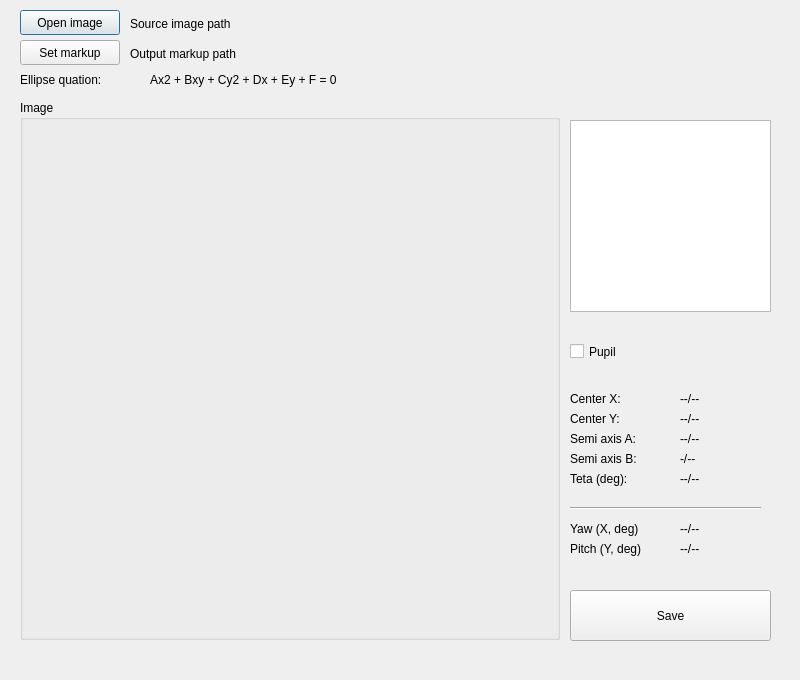
Old version of the form pupil_markup.ui in the repository iolkhovsky/eye_tracker.
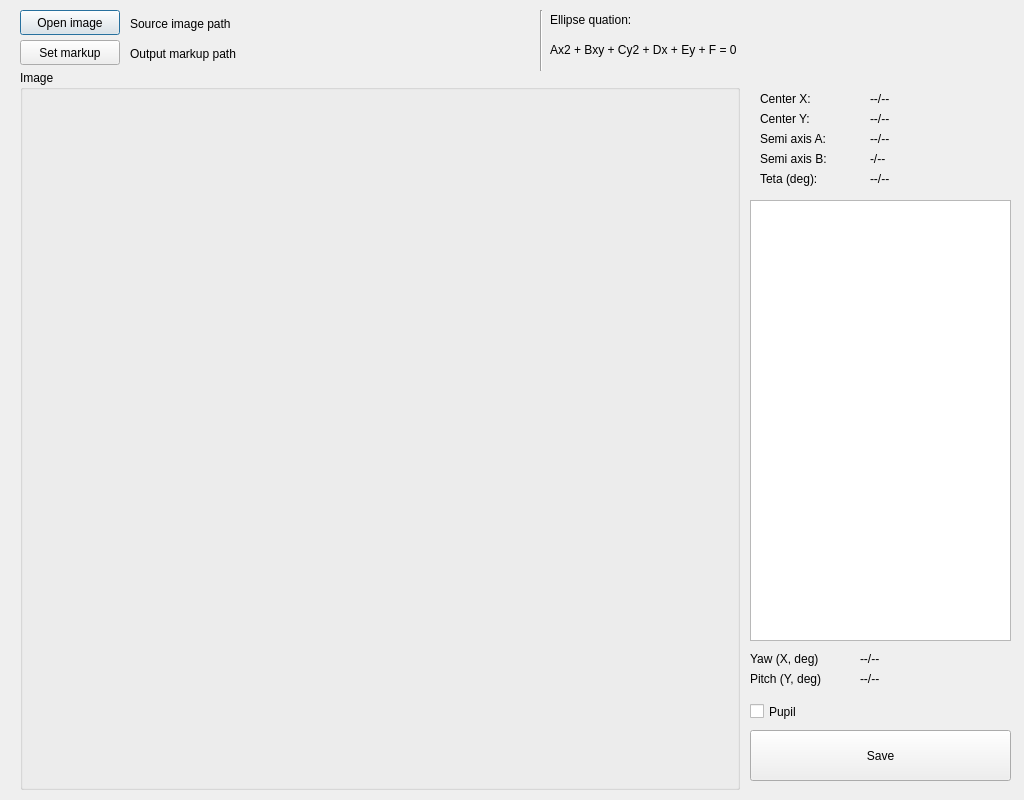
New version of the form.

Commit message: Update markup tool ui

Patch:
```diff
--- a/pupil_markup.ui
+++ b/pupil_markup.ui
@@ -6,8 +6,8 @@
    <rect>
     <x>0</x>
     <y>0</y>
-    <width>800</width>
-    <height>680</height>
+    <width>1024</width>
+    <height>800</height>
    </rect>
   </property>
   <property name="windowTitle">
@@ -30,9 +30,9 @@
    <property name="geometry">
     <rect>
      <x>20</x>
-     <y>100</y>
-     <width>540</width>
-     <height>540</height>
+     <y>70</y>
+     <width>720</width>
+     <height>720</height>
     </rect>
    </property>
    <property name="title">
@@ -43,8 +43,8 @@
      <rect>
       <x>10</x>
       <y>30</y>
-      <width>500</width>
-      <height>500</height>
+      <width>670</width>
+      <height>670</height>
      </rect>
     </property>
     <property name="text">
@@ -55,8 +55,8 @@
   <widget class="QLabel" name="labelEllipseEquation">
    <property name="geometry">
     <rect>
-     <x>150</x>
-     <y>70</y>
+     <x>550</x>
+     <y>40</y>
      <width>450</width>
      <height>20</height>
     </rect>
@@ -68,8 +68,8 @@
   <widget class="QLabel" name="labelEllipseEquationText">
    <property name="geometry">
     <rect>
-     <x>20</x>
-     <y>70</y>
+     <x>550</x>
+     <y>10</y>
      <width>110</width>
      <height>20</height>
     </rect>
@@ -120,9 +120,9 @@
   <widget class="QPushButton" name="pushButtonSaveMarkup">
    <property name="geometry">
     <rect>
-     <x>570</x>
-     <y>590</y>
-     <width>201</width>
+     <x>750</x>
+     <y>730</y>
+     <width>261</width>
      <height>51</height>
     </rect>
    </property>
@@ -133,8 +133,8 @@
   <widget class="QLabel" name="label_center_x_text">
    <property name="geometry">
     <rect>
-     <x>570</x>
-     <y>390</y>
+     <x>760</x>
+     <y>90</y>
      <width>67</width>
      <height>17</height>
     </rect>
@@ -146,8 +146,8 @@
   <widget class="QLabel" name="label_center_y_text">
    <property name="geometry">
     <rect>
-     <x>570</x>
-     <y>410</y>
+     <x>760</x>
+     <y>110</y>
      <width>67</width>
      <height>17</height>
     </rect>
@@ -159,8 +159,8 @@
   <widget class="QLabel" name="label_semi_a_text">
    <property name="geometry">
     <rect>
-     <x>570</x>
-     <y>430</y>
+     <x>760</x>
+     <y>130</y>
      <width>91</width>
      <height>17</height>
     </rect>
@@ -172,8 +172,8 @@
   <widget class="QLabel" name="label_semi_b_text">
    <property name="geometry">
     <rect>
-     <x>570</x>
-     <y>450</y>
+     <x>760</x>
+     <y>150</y>
      <width>91</width>
      <height>17</height>
     </rect>
@@ -185,8 +185,8 @@
   <widget class="QLabel" name="label_teta_text">
    <property name="geometry">
     <rect>
-     <x>570</x>
-     <y>470</y>
+     <x>760</x>
+     <y>170</y>
      <width>91</width>
      <height>17</height>
     </rect>
@@ -198,8 +198,8 @@
   <widget class="QLabel" name="label_center_x">
    <property name="geometry">
     <rect>
-     <x>680</x>
-     <y>390</y>
+     <x>870</x>
+     <y>90</y>
      <width>67</width>
      <height>17</height>
     </rect>
@@ -211,8 +211,8 @@
   <widget class="QLabel" name="label_center_y">
    <property name="geometry">
     <rect>
-     <x>680</x>
-     <y>410</y>
+     <x>870</x>
+     <y>110</y>
      <width>67</width>
      <height>17</height>
     </rect>
@@ -224,8 +224,8 @@
   <widget class="QLabel" name="label_semi_a">
    <property name="geometry">
     <rect>
-     <x>680</x>
-     <y>430</y>
+     <x>870</x>
+     <y>130</y>
      <width>91</width>
      <height>17</height>
     </rect>
@@ -237,8 +237,8 @@
   <widget class="QLabel" name="label_semi_b">
    <property name="geometry">
     <rect>
-     <x>680</x>
-     <y>450</y>
+     <x>870</x>
+     <y>150</y>
      <width>91</width>
      <height>17</height>
     </rect>
@@ -250,8 +250,8 @@
   <widget class="QLabel" name="label_teta">
    <property name="geometry">
     <rect>
-     <x>680</x>
-     <y>470</y>
+     <x>870</x>
+     <y>170</y>
      <width>91</width>
      <height>17</height>
     </rect>
@@ -260,24 +260,11 @@
     <string>--/--</string>
    </property>
   </widget>
-  <widget class="Line" name="line">
-   <property name="geometry">
-    <rect>
-     <x>570</x>
-     <y>500</y>
-     <width>191</width>
-     <height>16</height>
-    </rect>
-   </property>
-   <property name="orientation">
-    <enum>Qt::Horizontal</enum>
-   </property>
-  </widget>
   <widget class="QLabel" name="label_yaw">
    <property name="geometry">
     <rect>
-     <x>680</x>
-     <y>520</y>
+     <x>860</x>
+     <y>650</y>
      <width>67</width>
      <height>17</height>
     </rect>
@@ -289,8 +276,8 @@
   <widget class="QLabel" name="label_pitch">
    <property name="geometry">
     <rect>
-     <x>680</x>
-     <y>540</y>
+     <x>860</x>
+     <y>670</y>
      <width>67</width>
      <height>17</height>
     </rect>
@@ -302,8 +289,8 @@
   <widget class="QLabel" name="label_pitch_text">
    <property name="geometry">
     <rect>
-     <x>570</x>
-     <y>540</y>
+     <x>750</x>
+     <y>670</y>
      <width>101</width>
      <height>17</height>
     </rect>
@@ -315,8 +302,8 @@
   <widget class="QLabel" name="label_yaw_text">
    <property name="geometry">
     <rect>
-     <x>570</x>
-     <y>520</y>
+     <x>750</x>
+     <y>650</y>
      <width>91</width>
      <height>17</height>
     </rect>
@@ -328,18 +315,18 @@
   <widget class="QListWidget" name="listWidgetAvailableImages">
    <property name="geometry">
     <rect>
-     <x>570</x>
-     <y>120</y>
-     <width>201</width>
-     <height>192</height>
+     <x>750</x>
+     <y>200</y>
+     <width>261</width>
+     <height>441</height>
     </rect>
    </property>
   </widget>
   <widget class="QCheckBox" name="checkBoxPupil">
    <property name="geometry">
     <rect>
-     <x>570</x>
-     <y>340</y>
+     <x>750</x>
+     <y>700</y>
      <width>92</width>
      <height>23</height>
     </rect>
@@ -348,6 +335,19 @@
     <string>Pupil</string>
    </property>
   </widget>
+  <widget class="Line" name="line">
+   <property name="geometry">
+    <rect>
+     <x>540</x>
+     <y>10</y>
+     <width>3</width>
+     <height>61</height>
+    </rect>
+   </property>
+   <property name="orientation">
+    <enum>Qt::Vertical</enum>
+   </property>
+  </widget>
  </widget>
  <resources/>
  <connections/>
```
The commit also changes 1 other file.
